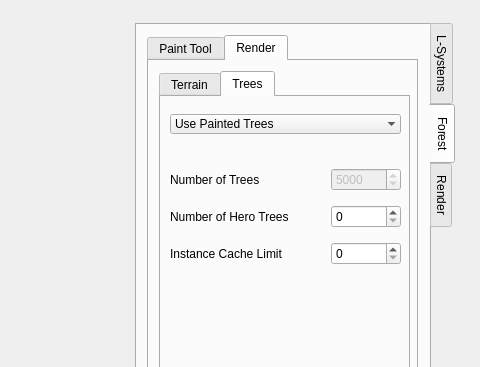
First picture: the form in ForestGenerator/ui/MainWindow.ui, repository BenCarey88/ForestGenerator, before the edit; both pictures show x 661 to 1141 and y 0 to 367 of the 1141 by 849 pixel window.
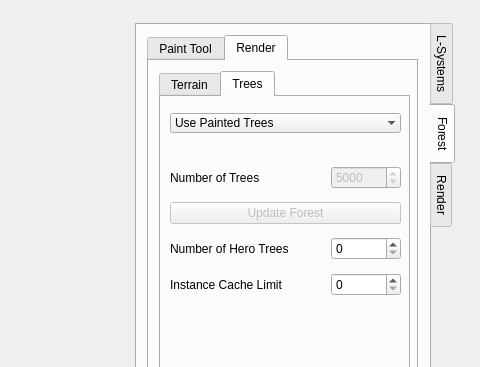
Second picture: the form after the edit. The open tabs and pages were chosen to show the change.

```diff
--- a/ForestGenerator/ui/MainWindow.ui
+++ b/ForestGenerator/ui/MainWindow.ui
@@ -1946,7 +1946,7 @@
                <x>9</x>
                <y>9</y>
                <width>231</width>
-               <height>167</height>
+               <height>201</height>
               </rect>
              </property>
              <layout class="QVBoxLayout" name="treesLayout">
@@ -2031,6 +2031,22 @@
                 </item>
                </layout>
               </item>
+              <item>
+               <widget class="QPushButton" name="m_updateForest">
+                <property name="enabled">
+                 <bool>false</bool>
+                </property>
+                <property name="text">
+                 <string>Update Forest</string>
+                </property>
+                <property name="checkable">
+                 <bool>false</bool>
+                </property>
+                <property name="checked">
+                 <bool>false</bool>
+                </property>
+               </widget>
+              </item>
               <item>
                <layout class="QHBoxLayout" name="numHeroTreesBox">
                 <item>
```
